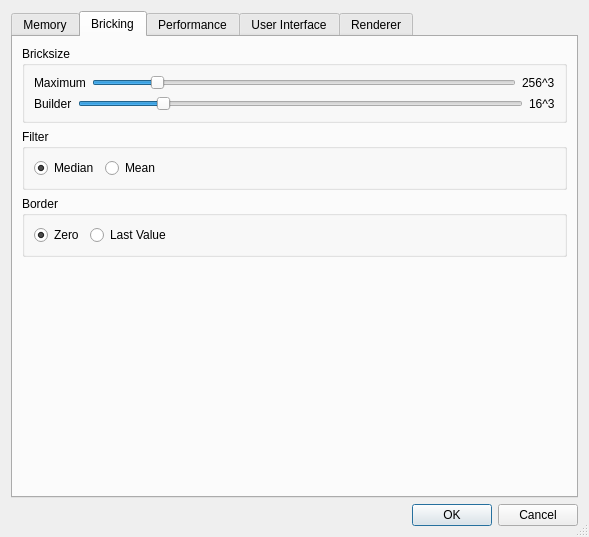
Above: ImageVis3D/UI/UI/SettingsDlg.ui from SCIInstitute/ImageVis3D before the change. Below: the same form after it.
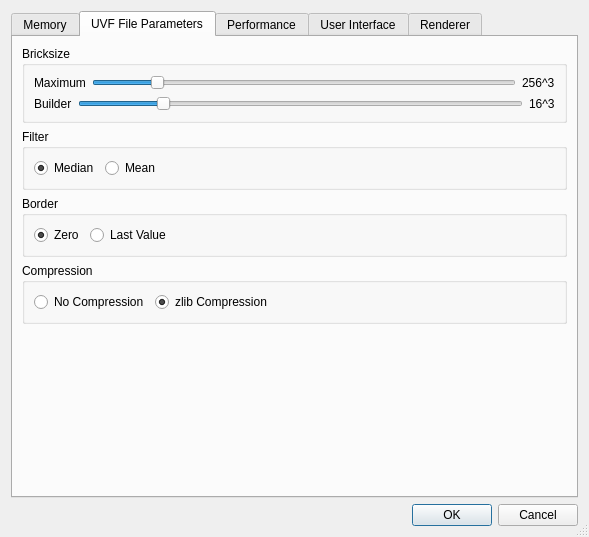
That is the form after the change. The open tabs and pages were chosen to show the change.

Commit message: expose compression to UI

Patch:
```diff
--- a/ImageVis3D/UI/UI/SettingsDlg.ui
+++ b/ImageVis3D/UI/UI/SettingsDlg.ui
@@ -341,7 +341,7 @@
      </widget>
      <widget class="QWidget" name="tab">
       <attribute name="title">
-       <string>Bricking</string>
+       <string>UVF File Parameters</string>
       </attribute>
       <layout class="QVBoxLayout" name="verticalLayout_12">
        <item>
@@ -527,6 +527,45 @@
          </layout>
         </widget>
        </item>
+       <item>
+        <widget class="QGroupBox" name="groupBox_Compression">
+         <property name="title">
+          <string>Compression</string>
+         </property>
+         <layout class="QHBoxLayout" name="horizontalLayout_12">
+          <item>
+           <widget class="QRadioButton" name="radioButton_noCompression">
+            <property name="text">
+             <string>No Compression</string>
+            </property>
+           </widget>
+          </item>
+          <item>
+           <widget class="QRadioButton" name="radioButton_zlibCompression">
+            <property name="text">
+             <string>zlib Compression</string>
+            </property>
+            <property name="checked">
+             <bool>true</bool>
+            </property>
+           </widget>
+          </item>
+          <item>
+           <spacer name="horizontalSpacer_4">
+            <property name="orientation">
+             <enum>Qt::Horizontal</enum>
+            </property>
+            <property name="sizeHint" stdset="0">
+             <size>
+              <width>40</width>
+              <height>20</height>
+             </size>
+            </property>
+           </spacer>
+          </item>
+         </layout>
+        </widget>
+       </item>
        <item>
         <spacer name="verticalSpacer_4">
          <property name="orientation">
```
The commit also changes 3 other files.
